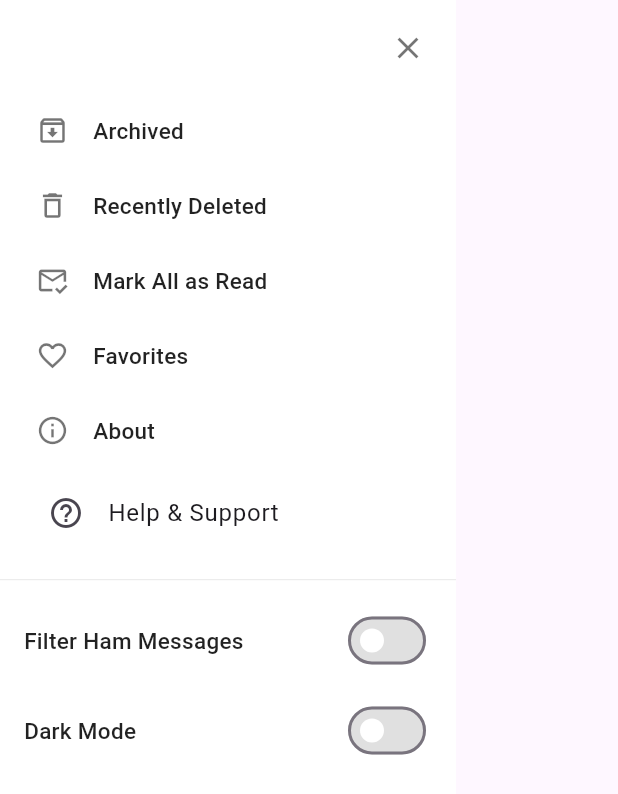
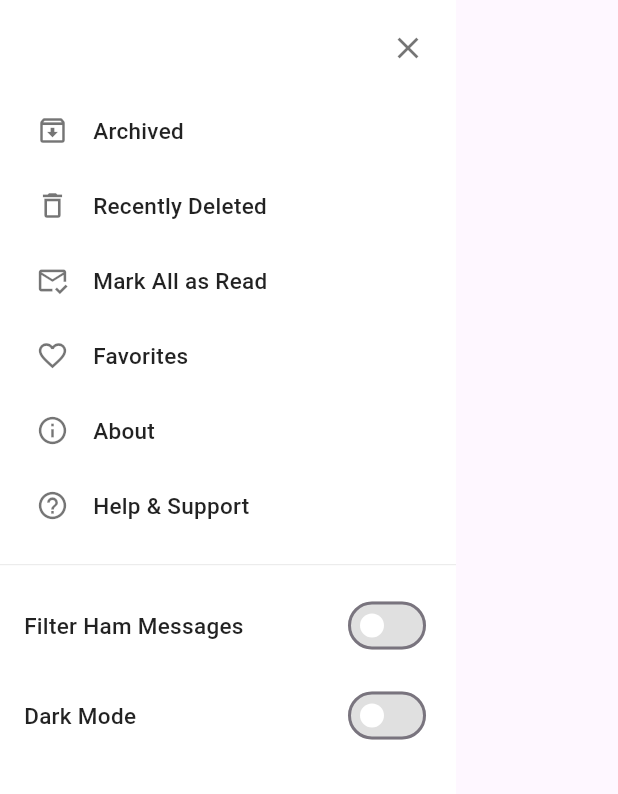
Before and after one commit to joreiruu/scamba, a Flutter app: the HamburgerMenu widget shown alone on an empty page, opened directly, on a phone screen of 412 x 824 dp. Shown: the top 794 px of the screen. Run offline on Flutter 3.47's test engine with Material 3 defaults, Android fonts, the phone set to English and light mode, and no system bars; our stand-ins replace flutter_linkify, permission_handler, shared_preferences, sqflite; missing offline and left inert: flutter_sms_inbox; accounts and stored records are empty; project files that could hold a hidden picture were left out.

Commit message:
help & support aligntment

```diff
--- a/lib/widgets/hamburger_menu.dart
+++ b/lib/widgets/hamburger_menu.dart
@@ -156,11 +156,14 @@ _buildMenuItem(
 
                   const SizedBox(height: 4),
 
-                  ListTile(
-                    leading: const Icon(Icons.help_outline),
-                    title: const Text('Help & Support'),
+                  _buildMenuItem(
+  context,
+  icon: Icons.help_outline,
+  title: 'Help & Support',
+  color: isDarkMode ? Colors.white : Colors.black54,
+  isDarkMode: isDarkMode,
   onTap: () {
-                      Navigator.pop(context); // Close drawer
+    Navigator.pop(context);
     Navigator.push(
       context,
       MaterialPageRoute(
```
Lines whose indentation alone changed are shown as unchanged.
